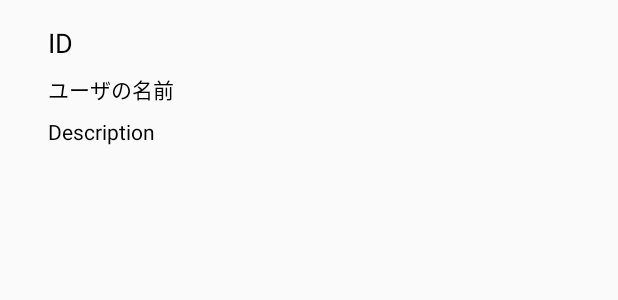
After one commit to valjapan/GitHubClient, an Android app: the layout content_article_view.xml on its own in the app's theme, with its tools: preview values and no code run, on a phone screen of 412 x 824 dp. The commit adds this screen. Shown: the top 300 px of the screen. Run offline under Robolectric (Android 15) with nearby library versions, the phone set to English and light mode, and no system bars.

Commit message:
Can connect to Internet and can see View

```diff
--- /dev/null
+++ b/app/src/main/res/layout/content_article_view.xml
@@ -0,0 +1,56 @@
+<?xml version="1.0" encoding="utf-8"?>
+<RelativeLayout xmlns:android="http://schemas.android.com/apk/res/android"
+    xmlns:app="http://schemas.android.com/apk/res-auto"
+    xmlns:tools="http://schemas.android.com/tools"
+    android:id="@+id/content_article_view"
+    android:layout_width="match_parent"
+    android:layout_height="wrap_content"
+    android:paddingBottom="@dimen/activity_vertical_margin"
+    android:paddingLeft="@dimen/activity_horizontal_margin"
+    android:paddingRight="@dimen/activity_horizontal_margin"
+    android:paddingTop="@dimen/activity_vertical_margin"
+    app:layout_behavior="@string/appbar_scrolling_view_behavior"
+    tools:context="com.valkyrie.nabeshimamac.githubclient.MainActivity"
+    tools:showIn="@layout/activity_article_view">
+
+    <!--<ImageView-->
+        <!--android:id="@+id/profile_image_view"-->
+        <!--android:layout_width="60dp"-->
+        <!--android:layout_height="60dp"-->
+        <!--android:layout_centerVertical="true"-->
+        <!--tools:background="#f00" />-->
+
+    <TextView
+        android:id="@+id/id_text_view"
+        android:layout_width="wrap_content"
+        android:layout_height="wrap_content"
+        android:layout_marginStart="16dp"
+        android:ellipsize="end"
+        android:maxLines="2"
+        android:textColor="@android:color/black"
+        android:textSize="18sp"
+        tools:text="ID" />
+
+    <TextView
+        android:id="@+id/user_name_text_view"
+        android:layout_width="wrap_content"
+        android:layout_height="wrap_content"
+        android:layout_alignStart="@+id/id_text_view"
+        android:layout_below="@+id/id_text_view"
+        android:layout_marginTop="8dp"
+        android:textColor="@android:color/black"
+        android:textSize="14sp"
+        tools:text="ユーザの名前" />
+
+    <TextView
+        android:layout_width="wrap_content"
+        android:layout_height="wrap_content"
+        android:id="@+id/description_text_view"
+        android:layout_alignStart="@+id/user_name_text_view"
+        android:layout_below="@+id/user_name_text_view"
+        android:layout_marginTop="8dp"
+        android:textColor="@android:color/black"
+        android:textSize="14sp"
+        tools:text="Description"/>
+
+</RelativeLayout>
--- a/app/src/main/res/values/strings.xml
+++ b/app/src/main/res/values/strings.xml
@@ -1,3 +1,4 @@
 <resources>
     <string name="app_name">GitHubClient</string>
+    <string name="action_settings">Settings</string>
 </resources>
```
Also changed, not shown: app/build.gradle (+16 -0 lines), app/src/main/AndroidManifest.xml (+6 -1 lines), app/src/main/java/com/valkyrie/nabeshimamac/githubclient/ArticleAdapter.kt (added, +36 -0 lines), app/src/main/java/com/valkyrie/nabeshimamac/githubclient/ArticleView.kt (added, +52 -0 lines), app/src/main/java/com/valkyrie/nabeshimamac/githubclient/GithubAPI.kt (added, +12 -0 lines), app/src/main/java/com/valkyrie/nabeshimamac/githubclient/GithubClient.kt (added, +25 -0 lines), app/src/main/java/com/valkyrie/nabeshimamac/githubclient/MainActivity.kt (+39 -0 lines), app/src/main/java/com/valkyrie/nabeshimamac/githubclient/Repositories.kt (added, +30 -0 lines), app/src/main/res/layout/activity_main.xml (+6 -1 lines), app/src/main/res/menu/menu_main.xml (added, +7 -0 lines).
